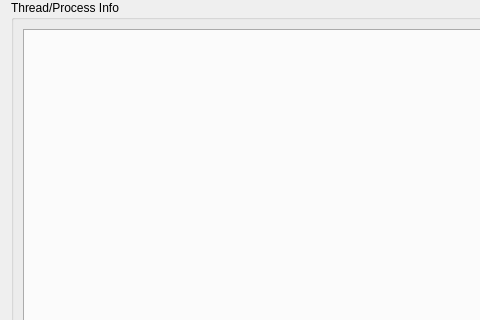
The window that src/SeerThreadManagerWidget.ui (epasveer/seer) describes before a commit, drawn with Qt 5; both pictures show x 0 to 480 and y 0 to 320 of the 778 by 621 pixel window.
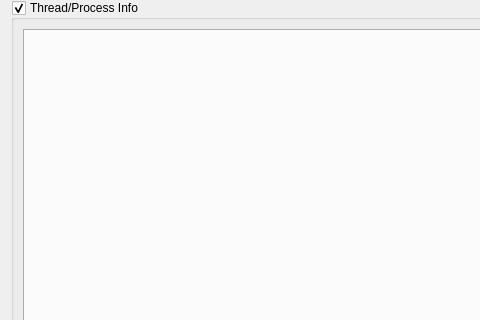
The same window after the commit. Custom widgets are drawn as their Qt base class.

Patch:
```diff
--- a/src/SeerThreadManagerWidget.ui
+++ b/src/SeerThreadManagerWidget.ui
@@ -25,6 +25,9 @@
      <property name="title">
       <string>Thread/Process Info</string>
      </property>
+     <property name="checkable">
+      <bool>true</bool>
+     </property>
      <layout class="QGridLayout" name="gridLayout">
       <item row="0" column="0" colspan="5">
        <widget class="QDetachTabWidget" name="tabWidget">
```
